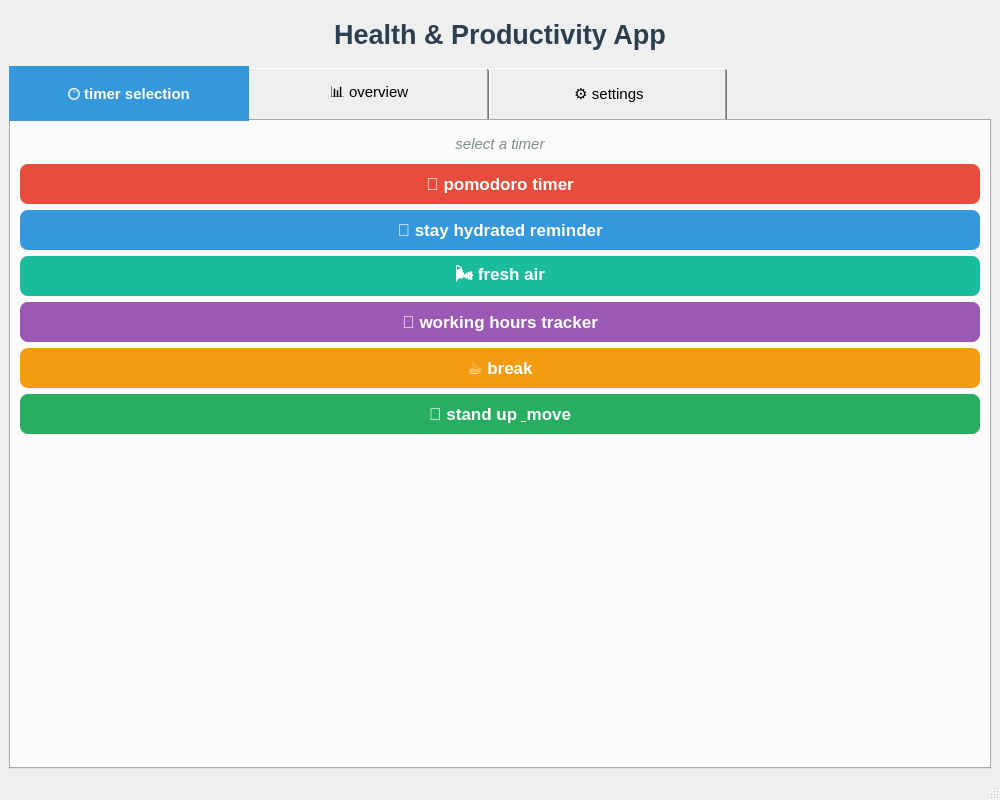
First picture: the form in ui/MainWindow.ui, repository AlexanderKaess/HealthAndProductivityAssistant, before the edit.
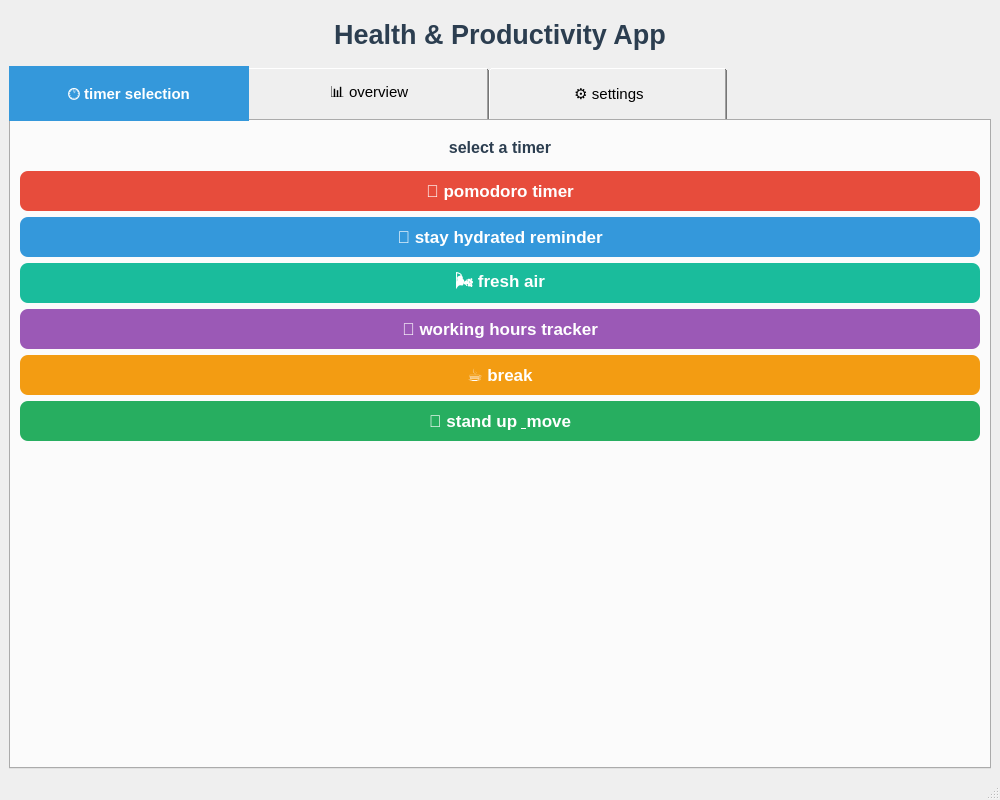
Second picture: the form after the edit. The open tabs and pages were chosen to show the change.

Commit message: add thememanager for light and darkmodeh

```diff
--- a/ui/MainWindow.ui
+++ b/ui/MainWindow.ui
@@ -44,7 +44,7 @@
         <item>
          <widget class="QLabel" name="subtitleLabel">
           <property name="styleSheet">
-           <string>font-size: 11pt; font-style: italic; color: #7f8c8d; padding: 5px;</string>
+           <string notr="true">font-size: 12pt; font-weight: bold; color: #2c3e50; padding: 8px;</string>
           </property>
           <property name="text">
            <string>select a timer</string>
```
